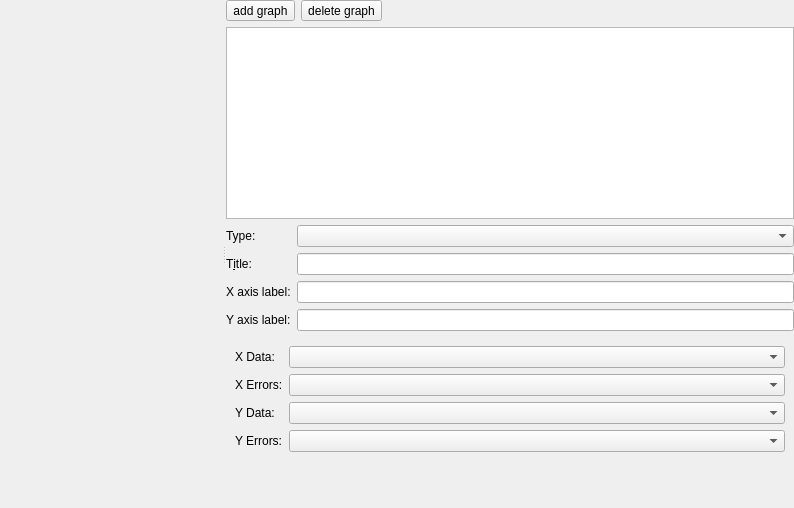
Qt form plugins/table/qfrdrtableplotwidget.ui (jkriege2/QuickFit3) before a commit.
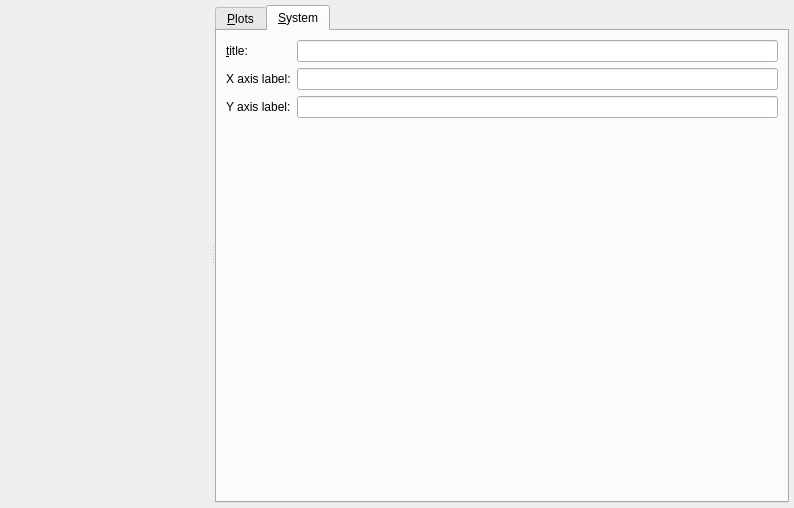
The same form after that commit. Icons and pictures are not drawn. Custom widgets are drawn as their Qt base class.

Commit message: QuickFit3/table: rudimentary plots are working now (many features missing

What changed in the file:
```diff
--- a/plugins/table/qfrdrtableplotwidget.ui
+++ b/plugins/table/qfrdrtableplotwidget.ui
@@ -13,9 +13,9 @@
   <property name="windowTitle">
    <string>Form</string>
   </property>
-  <layout class="QHBoxLayout" name="horizontalLayout_2">
+  <layout class="QVBoxLayout" name="verticalLayout_2">
    <property name="margin">
-    <number>0</number>
+    <number>5</number>
    </property>
    <item>
     <widget class="QVisibleHandleSplitter" name="splitter">
@@ -23,7 +23,14 @@
       <enum>Qt::Horizontal</enum>
      </property>
      <widget class="JKQtPlotter" name="plotter" native="true"/>
-     <widget class="QWidget" name="layoutWidget">
+     <widget class="QTabWidget" name="tabWidget">
+      <property name="currentIndex">
+       <number>1</number>
+      </property>
+      <widget class="QWidget" name="tab_2">
+       <attribute name="title">
+        <string>&amp;Plots</string>
+       </attribute>
       <layout class="QVBoxLayout" name="verticalLayout">
        <item>
         <layout class="QHBoxLayout" name="horizontalLayout">
@@ -68,18 +75,65 @@
         <widget class="QListWidget" name="listGraphs"/>
        </item>
        <item>
+         <widget class="QWidget" name="widGraphSettings" native="true">
         <layout class="QFormLayout" name="formLayout">
-         <item row="0" column="1">
-          <widget class="QComboBox" name="cmbGraphType"/>
-         </item>
+           <property name="fieldGrowthPolicy">
+            <enum>QFormLayout::AllNonFixedFieldsGrow</enum>
+           </property>
          <item row="0" column="0">
           <widget class="QLabel" name="label_3">
            <property name="text">
             <string>Type:</string>
            </property>
-           <property name="buddy">
-            <cstring>cmbGraphType</cstring>
-           </property>
+            </widget>
+           </item>
+           <item row="0" column="1">
+            <widget class="QComboBox" name="cmbGraphType">
+             <item>
+              <property name="text">
+               <string>points/line graph</string>
+              </property>
+             </item>
+             <item>
+              <property name="text">
+               <string>vertical impulses</string>
+              </property>
+             </item>
+             <item>
+              <property name="text">
+               <string>horizontal impulses</string>
+              </property>
+             </item>
+             <item>
+              <property name="text">
+               <string>filled curve X</string>
+              </property>
+             </item>
+             <item>
+              <property name="text">
+               <string>filles curve Y</string>
+              </property>
+             </item>
+             <item>
+              <property name="text">
+               <string>vertical steps</string>
+              </property>
+             </item>
+             <item>
+              <property name="text">
+               <string>horizontal steps</string>
+              </property>
+             </item>
+             <item>
+              <property name="text">
+               <string>vertical bars</string>
+              </property>
+             </item>
+             <item>
+              <property name="text">
+               <string>horizontal bars</string>
+              </property>
+             </item>
           </widget>
          </item>
          <item row="1" column="0">
@@ -87,44 +141,12 @@
            <property name="text">
             <string>T&amp;itle:</string>
            </property>
-           <property name="buddy">
-            <cstring>edtTitle</cstring>
-           </property>
           </widget>
          </item>
          <item row="1" column="1">
-          <widget class="QLineEdit" name="edtTitle"/>
+            <widget class="QLineEdit" name="edtGraphTitle"/>
          </item>
          <item row="2" column="0">
-          <widget class="QLabel" name="label_7">
-           <property name="text">
-            <string>X axis label:</string>
-           </property>
-          </widget>
-         </item>
-         <item row="3" column="0">
-          <widget class="QLabel" name="label_8">
-           <property name="text">
-            <string>Y axis label:</string>
-           </property>
-          </widget>
-         </item>
-         <item row="2" column="1">
-          <widget class="QLineEdit" name="edtXLabel"/>
-         </item>
-         <item row="3" column="1">
-          <widget class="QLineEdit" name="edtYLabel"/>
-         </item>
-        </layout>
-       </item>
-       <item>
-        <widget class="QStackedWidget" name="stackedWidget">
-         <property name="currentIndex">
-          <number>0</number>
-         </property>
-         <widget class="QWidget" name="page">
-          <layout class="QFormLayout" name="formLayout_2">
-           <item row="0" column="0">
             <widget class="QLabel" name="label">
              <property name="text">
               <string>X Data:</string>
@@ -134,10 +156,10 @@
              </property>
             </widget>
            </item>
-           <item row="0" column="1">
+           <item row="2" column="1">
             <widget class="QComboBox" name="cmbLinesXData"/>
            </item>
-           <item row="1" column="0">
+           <item row="3" column="0">
             <widget class="QLabel" name="label_2">
              <property name="text">
               <string>X Errors:</string>
@@ -147,10 +169,10 @@
              </property>
             </widget>
            </item>
-           <item row="1" column="1">
+           <item row="3" column="1">
             <widget class="QComboBox" name="cmbLinesXError"/>
            </item>
-           <item row="2" column="0">
+           <item row="4" column="0">
             <widget class="QLabel" name="label_4">
              <property name="text">
               <string>Y Data:</string>
@@ -160,10 +182,7 @@
              </property>
             </widget>
            </item>
-           <item row="2" column="1">
-            <widget class="QComboBox" name="cmbLinesYData"/>
-           </item>
-           <item row="3" column="0">
+           <item row="5" column="0">
             <widget class="QLabel" name="label_5">
              <property name="text">
               <string>Y Errors:</string>
@@ -173,15 +192,63 @@
              </property>
             </widget>
            </item>
-           <item row="3" column="1">
+           <item row="4" column="1">
+            <widget class="QComboBox" name="cmbLinesYData"/>
+           </item>
+           <item row="5" column="1">
             <widget class="QComboBox" name="cmbLinesYError"/>
            </item>
           </layout>
          </widget>
-         <widget class="QWidget" name="page_2"/>
-        </widget>
-       </item>
-      </layout>
+        </item>
+       </layout>
+      </widget>
+      <widget class="QWidget" name="tab">
+       <attribute name="title">
+        <string>&amp;System</string>
+       </attribute>
+       <layout class="QFormLayout" name="formLayout_3">
+        <item row="2" column="0">
+         <widget class="QLabel" name="label_7">
+          <property name="text">
+           <string>X axis label:</string>
+          </property>
+          <property name="buddy">
+           <cstring>edtXLabel</cstring>
+          </property>
+         </widget>
+        </item>
+        <item row="2" column="1">
+         <widget class="QLineEdit" name="edtXLabel"/>
+        </item>
+        <item row="3" column="0">
+         <widget class="QLabel" name="label_8">
+          <property name="text">
+           <string>Y axis label:</string>
+          </property>
+          <property name="buddy">
+           <cstring>edtYLabel</cstring>
+          </property>
+         </widget>
+        </item>
+        <item row="3" column="1">
+         <widget class="QLineEdit" name="edtYLabel"/>
+        </item>
+        <item row="0" column="1">
+         <widget class="QLineEdit" name="edtTitle"/>
+        </item>
+        <item row="0" column="0">
+         <widget class="QLabel" name="label_9">
+          <property name="text">
+           <string>&amp;title:</string>
+          </property>
+          <property name="buddy">
+           <cstring>edtTitle</cstring>
+          </property>
+         </widget>
+        </item>
+       </layout>
+      </widget>
      </widget>
     </widget>
    </item>
```
Left out of the diff: 4 changed lines with no effect on the pictures. Lines whose indentation alone changed are shown as unchanged. The commit also changes 6 other files.
